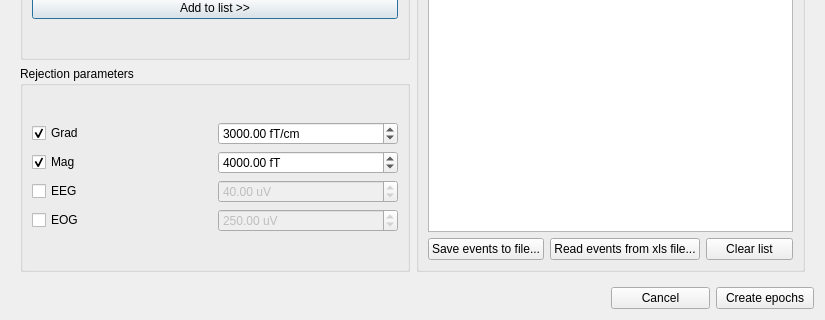
Qt form meggie_batch/ui/qt4Designer_ui_files/eventSelectionDialog.ui (cibr-jyu/meggie) before a commit; both pictures show x 0 to 825 and y 377 to 697 of the 825 by 697 pixel window.
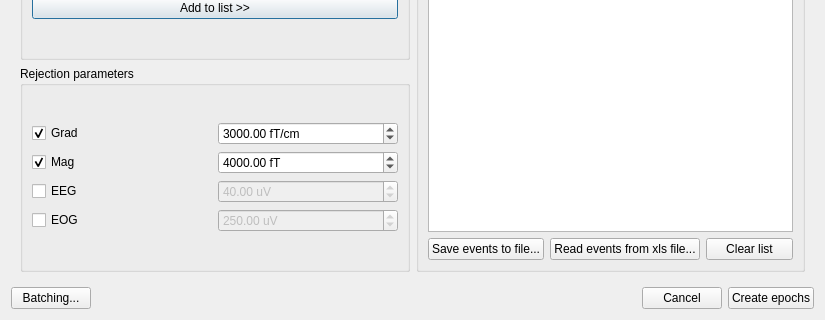
The same form after that commit.

What changed in the file:
```diff
--- a/meggie_batch/ui/qt4Designer_ui_files/eventSelectionDialog.ui
+++ b/meggie_batch/ui/qt4Designer_ui_files/eventSelectionDialog.ui
@@ -458,11 +458,31 @@
    <item row="1" column="0">
     <layout class="QHBoxLayout" name="horizontalLayout_10">
      <property name="leftMargin">
-      <number>600</number>
+      <number>0</number>
      </property>
      <property name="topMargin">
       <number>0</number>
      </property>
+     <item>
+      <widget class="QPushButton" name="pushButtonBatching">
+       <property name="text">
+        <string>Batching...</string>
+       </property>
+      </widget>
+     </item>
+     <item>
+      <spacer name="horizontalSpacer_2">
+       <property name="orientation">
+        <enum>Qt::Horizontal</enum>
+       </property>
+       <property name="sizeHint" stdset="0">
+        <size>
+         <width>40</width>
+         <height>20</height>
+        </size>
+       </property>
+      </spacer>
+     </item>
      <item>
       <widget class="QPushButton" name="pushButtonCancel">
        <property name="text">
```
